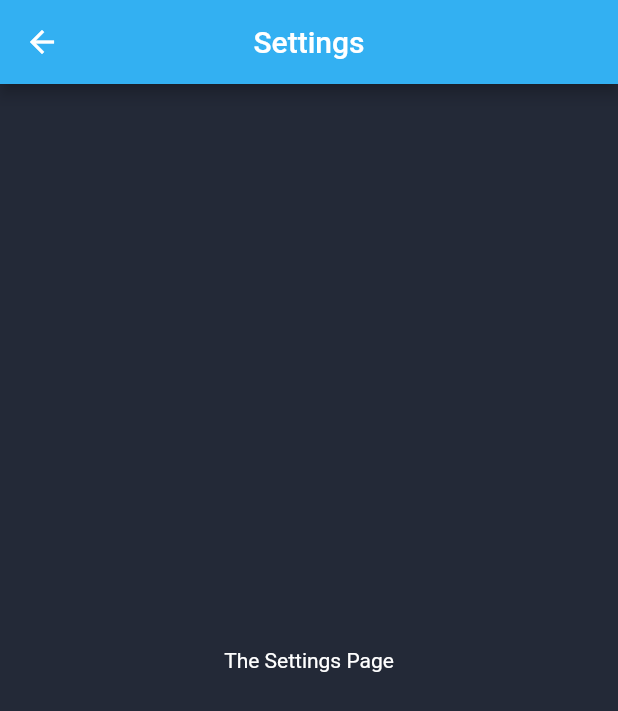
After one commit to TheBeville/workout_app, a Flutter app: the screen it shows after launch, after a tap on the "settings" icon, on a phone screen of 412 x 824 dp. The commit adds this screen. Shown: the top 711 px of the screen. Run offline on Flutter 3.47's test engine with Material 2 defaults, Android fonts, the phone set to English and light mode, and no system bars.

Commit message:
Create Settings page and navigation to it

```diff
--- a/lib/main.dart
+++ b/lib/main.dart
@@ -2,6 +2,7 @@ import 'package:flutter/material.dart';
 
 import 'views/workout_session.dart';
 import 'main_theme.dart';
+import './views/settings_view.dart';
 
 void main() {
   runApp(const MyApp());
@@ -31,10 +32,6 @@ class MyHomePage extends StatefulWidget {
 }
 
 class _MyHomePageState extends State<MyHomePage> {
-  void _doSomething() {
-    setState(() {});
-  }
-
   @override
   Widget build(BuildContext context) {
     // This method is rerun every time setState is called
@@ -43,10 +40,17 @@ class _MyHomePageState extends State<MyHomePage> {
       appBar: AppBar(
         centerTitle: true,
         title: Text(widget.title),
-        actions: const [
+        actions: [
           IconButton(
-            onPressed: null,
-            icon: Icon(
+            onPressed: () {
+              Navigator.push(
+                context,
+                MaterialPageRoute(
+                  builder: (context) => const Settings(),
+                ),
+              );
+            },
+            icon: const Icon(
               Icons.settings,
               color: Colors.white,
             ),
--- a/lib/main_theme.dart
+++ b/lib/main_theme.dart
@@ -5,4 +5,8 @@ ThemeData mainTheme = ThemeData(
   backgroundColor: const Color(0xFF232937),
   iconTheme: const IconThemeData(color: Color((0xFF33B0F2))),
   appBarTheme: const AppBarTheme(color: Color(0xFF33B0F2)),
+  textTheme: const TextTheme().apply(
+    bodyColor: Colors.white,
+    displayColor: Colors.white,
+  ),
 );
--- /dev/null
+++ b/lib/views/settings_view.dart
@@ -0,0 +1,33 @@
+import 'package:flutter/material.dart';
+import 'package:workout_app/main_theme.dart';
+
+class Settings extends StatefulWidget {
+  const Settings({Key? key}) : super(key: key);
+
+  @override
+  State<Settings> createState() => _SettingsState();
+}
+
+class _SettingsState extends State<Settings> {
+  @override
+  Widget build(BuildContext context) {
+    return Theme(
+      data: mainTheme,
+      child: Scaffold(
+        backgroundColor: Theme.of(context).backgroundColor,
+        appBar: AppBar(
+          centerTitle: true,
+          title: const Text(
+            'Settings',
+          ),
+        ),
+        body: const Center(
+          child: Text(
+            'The Settings Page',
+            style: TextStyle(color: Colors.white),
+          ),
+        ),
+      ),
+    );
+  }
+}
```
